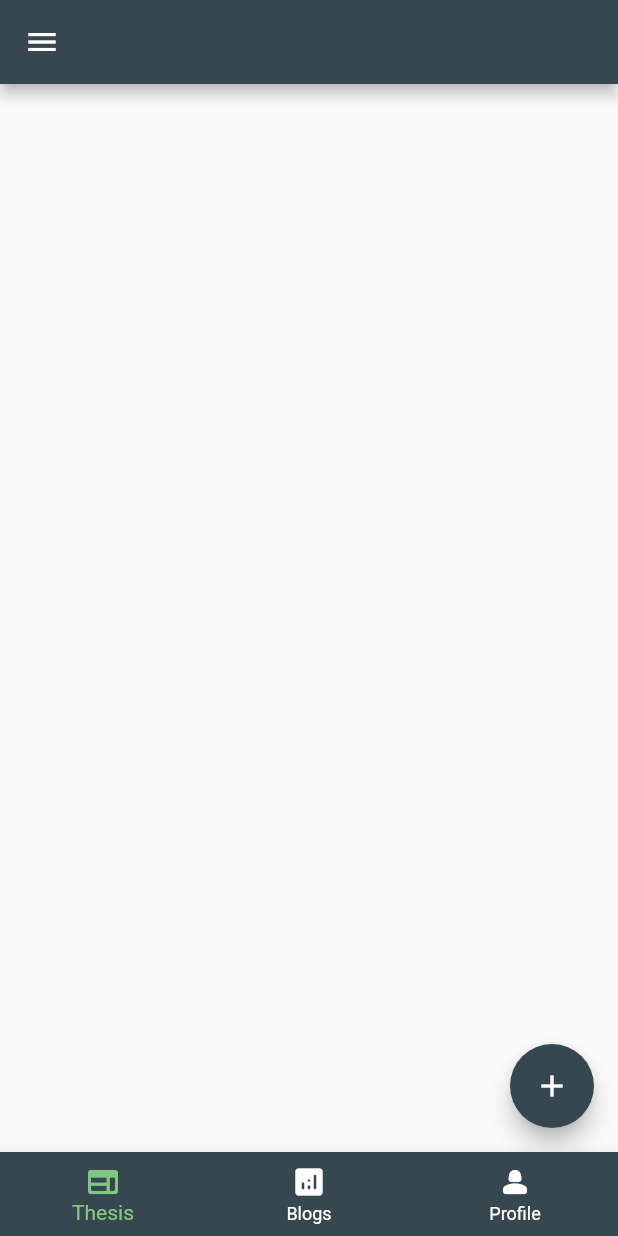
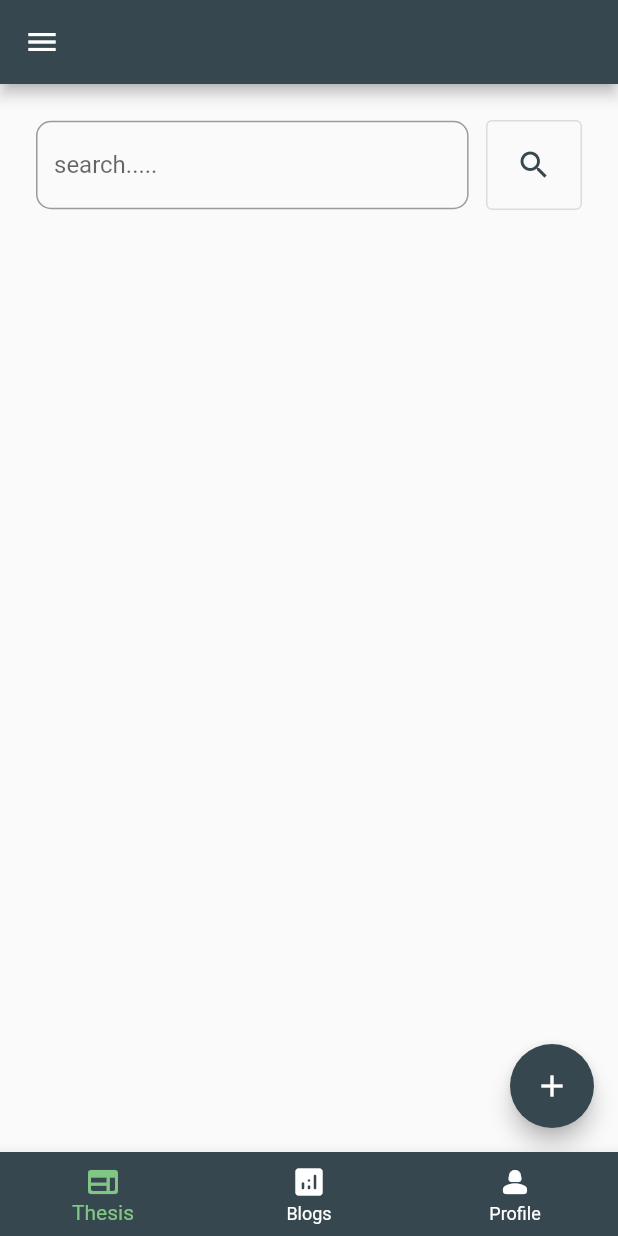
Before and after one commit to Saon00/fec-thesis-publish, a Flutter app: the screen it shows after launch, on a phone screen of 412 x 824 dp. Run offline on Flutter 3.47's test engine with Material 2 defaults, Android fonts, the phone set to English and light mode, and no system bars; our stand-ins replace file_picker, font_awesome_flutter, get, google_fonts.

Commit message:
search bar added

```diff
--- a/lib/screens/papers_screen.dart
+++ b/lib/screens/papers_screen.dart
@@ -12,8 +12,12 @@ class PapersScreen extends StatefulWidget {
 }
 
 class _PapersScreenState extends State<PapersScreen> {
+  final TextEditingController searchText = TextEditingController();
+  late String show = "";
+
   @override
   Widget build(BuildContext context) {
+    double resWIDTH = MediaQuery.of(context).size.width;
     return Scaffold(
       // floatingActionButton
       floatingActionButton: FloatingActionButton(
@@ -23,6 +27,52 @@ class _PapersScreenState extends State<PapersScreen> {
         },
         child: const Icon(Icons.add),
       ),
+
+      body: SingleChildScrollView(
+        child: Padding(
+          padding: const EdgeInsets.all(24.0),
+          child: Column(
+            children: [
+              Row(
+                children: [
+                  SizedBox(
+                    width: resWIDTH * 0.7,
+                    child: TextFormField(
+                      controller: searchText,
+                      // onChanged: (value) => show = searchText.toString(),
+                      decoration: InputDecoration(
+                        // prefixIcon: const Icon(Icons.search),
+                        // prefixIconColor: CustomColor.BLUEGREY,
+                        hintText: 'search.....',
+                        border: OutlineInputBorder(
+                          borderRadius: BorderRadius.circular(10),
+                        ),
+                      ),
+                    ),
+                  ),
+                  const Spacer(),
+                  OutlinedButton(
+                    onPressed: () {
+                      setState(() {
+                        show = searchText.text;
+                        searchText.clear();
+                      });
+                    },
+                    child: SizedBox(
+                      height: 60,
+                      child: Icon(
+                        Icons.search,
+                        color: CustomColor.BLUEGREY,
+                      ),
+                    ),
+                  ),
+                ],
+              ),
+              // Text(show),
+            ],
+          ),
+        ),
+      ),
     );
   }
 }
```
Also changed, not shown: lib/screens/blog_screen.dart (+25 -1 lines).
